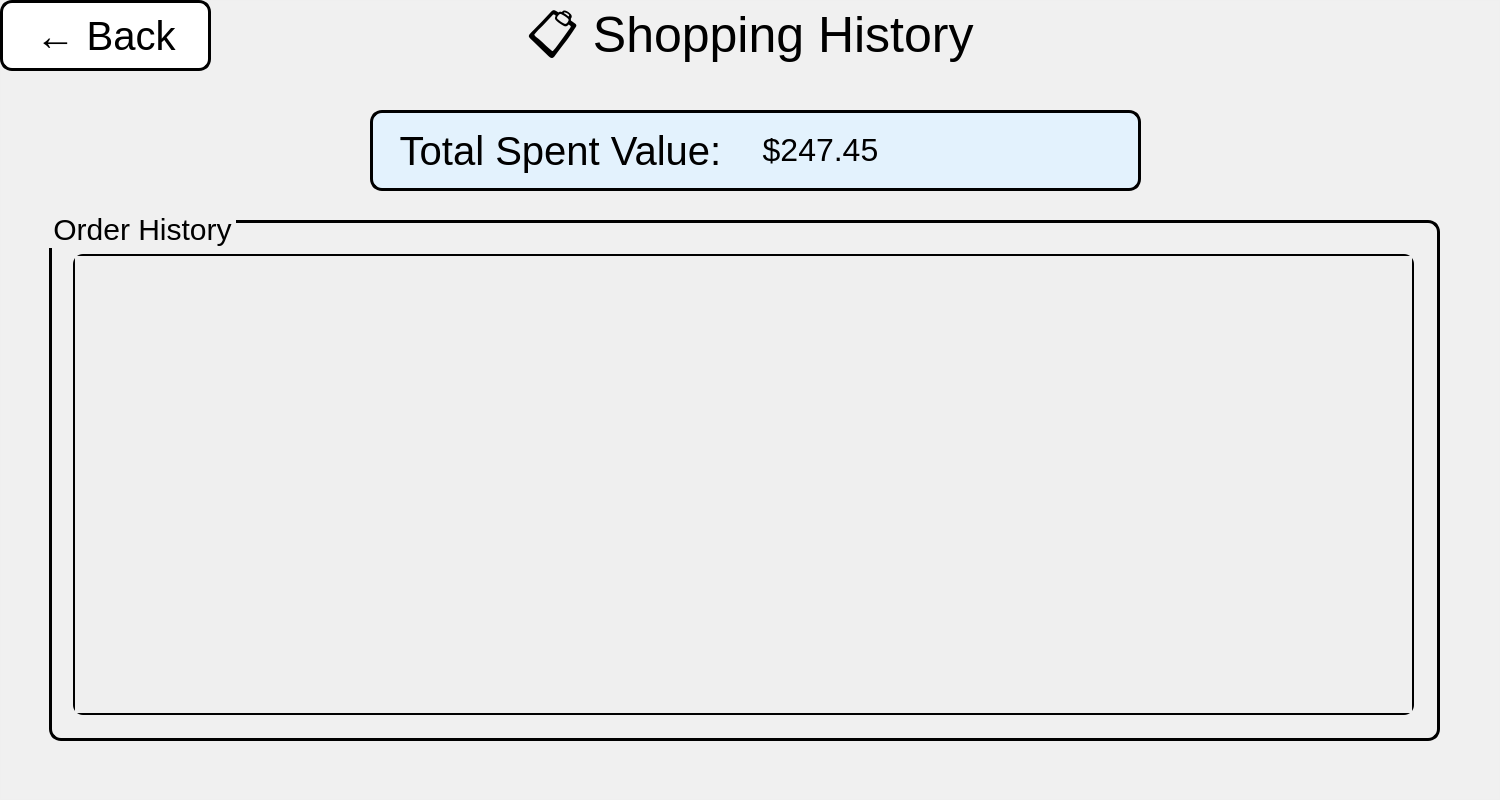
mohammadshirizadeh-sudo/book-club, file BookClubProject/Users/shoppinghistorywindow.ui: the form before one commit.
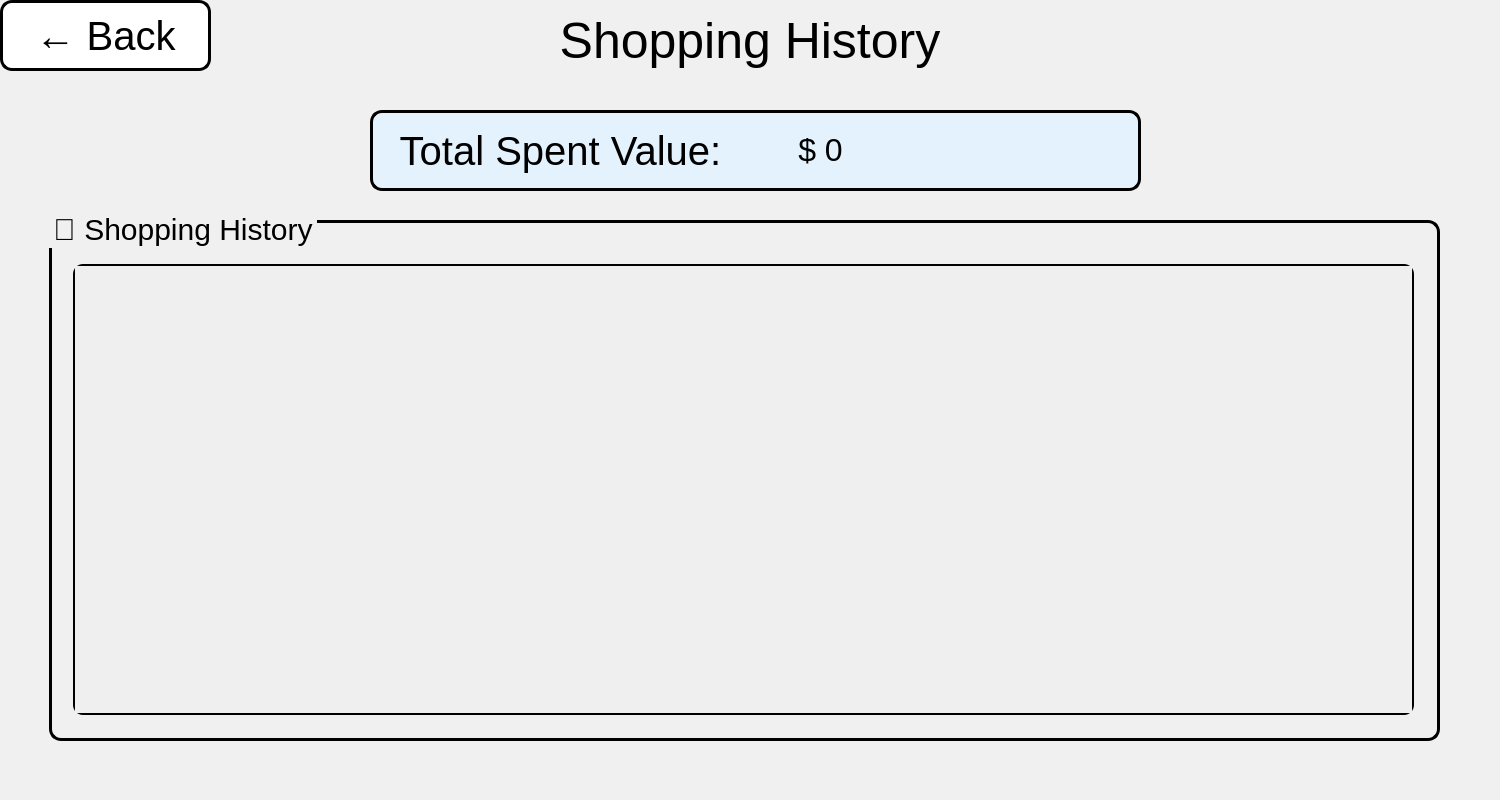
The form after the commit. Icons and pictures are not drawn.

Diff of the .ui file:
```diff
--- a/BookClubProject/Users/shoppinghistorywindow.ui
+++ b/BookClubProject/Users/shoppinghistorywindow.ui
@@ -68,7 +68,7 @@
 }</string>
      </property>
      <property name="text">
-      <string>📋 Shopping History</string>
+      <string>Shopping History</string>
      </property>
      <property name="alignment">
       <set>Qt::AlignmentFlag::AlignCenter</set>
@@ -105,7 +105,7 @@
 background: transparent;</string>
       </property>
       <property name="text">
-       <string>&lt;html&gt;&lt;head/&gt;&lt;body&gt;&lt;p&gt;&lt;span style=&quot; font-size:24pt;&quot;&gt;$247.45&lt;/span&gt;&lt;/p&gt;&lt;/body&gt;&lt;/html&gt;</string>
+       <string>&lt;html&gt;&lt;head/&gt;&lt;body&gt;&lt;p&gt;&lt;span style=&quot; font-size:24pt;&quot;&gt;$ 0&lt;/span&gt;&lt;/p&gt;&lt;/body&gt;&lt;/html&gt;</string>
       </property>
       <property name="alignment">
        <set>Qt::AlignmentFlag::AlignCenter</set>
@@ -155,15 +155,15 @@
 }</string>
      </property>
      <property name="title">
-      <string>Order History</string>
+      <string>📜 Shopping History</string>
      </property>
      <widget class="QScrollArea" name="ordersScrollArea">
       <property name="geometry">
        <rect>
         <x>24</x>
-        <y>44</y>
+        <y>54</y>
         <width>1341</width>
-        <height>461</height>
+        <height>451</height>
        </rect>
       </property>
       <property name="styleSheet">
@@ -178,7 +178,7 @@
          <x>0</x>
          <y>0</y>
          <width>1337</width>
-         <height>457</height>
+         <height>447</height>
         </rect>
        </property>
        <layout class="QVBoxLayout" name="ordersLayout"/>
```
